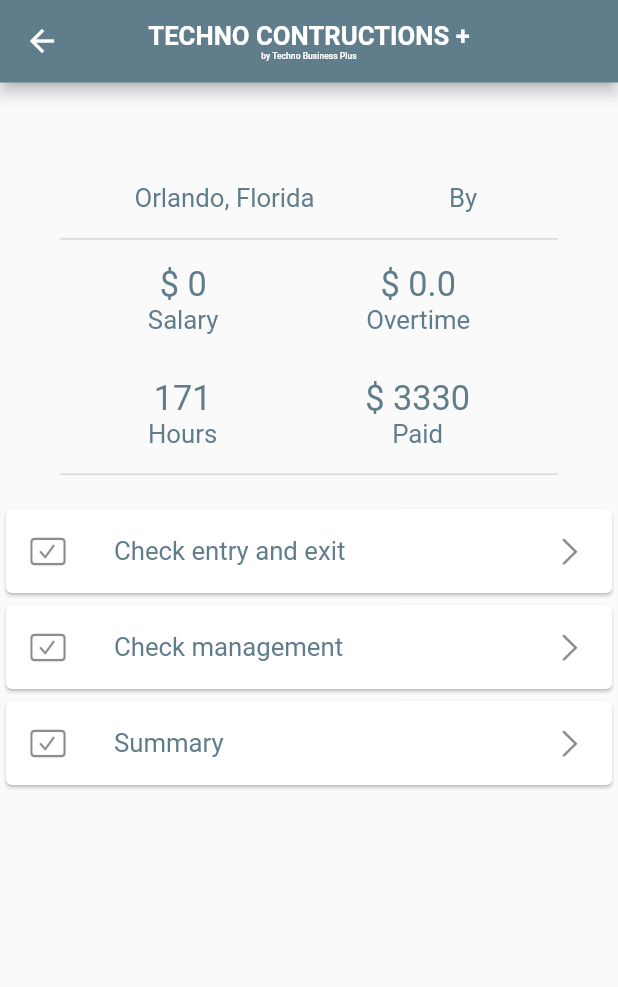
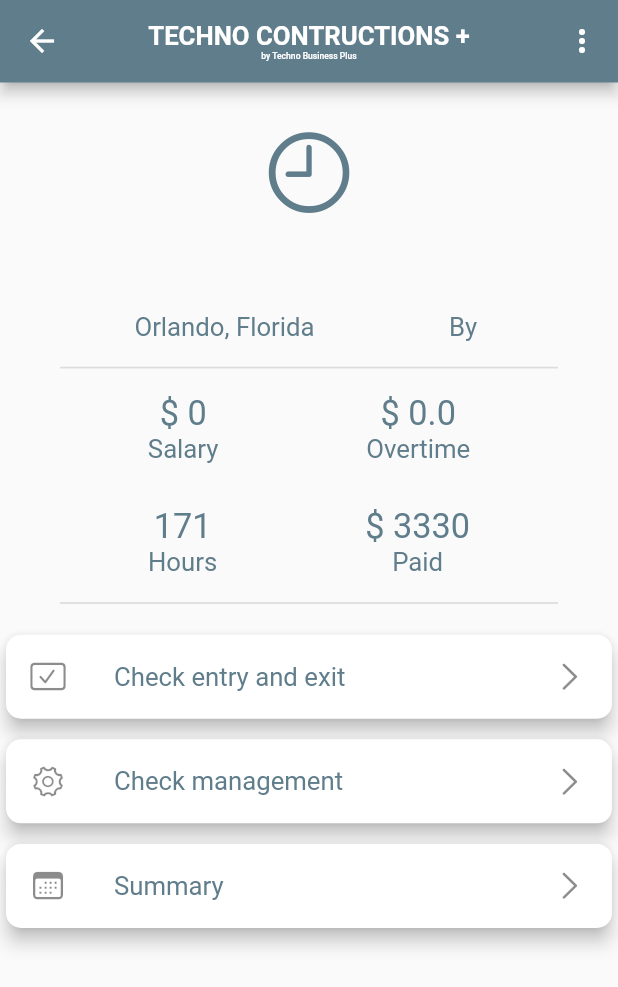
Before and after one commit to LucatonyRaudales/TCP-Workers, a Flutter app: the JobPage screen opened directly with empty values, on a phone screen of 412 x 824 dp. Shown: the top 987 px of the screen. Run offline on Flutter 3.47's test engine with Material 2 defaults, Android fonts, the phone set to English and light mode, and no system bars; our stand-ins replace animate_do, flutter_datetime_picker, flutter_screenutil, flutter_spinkit, get, get_storage and 2 more; missing offline and left inert: time_range_picker; accounts and stored records are empty.

Commit message:
arreglando las pantallas

```diff
--- a/lib/app/views/Home/home_page.dart
+++ b/lib/app/views/Home/home_page.dart
@@ -10,7 +10,6 @@ import 'package:tcp_workers/app/common/drawer.dart';
 import 'package:tcp_workers/app/common/home_card.dart';
 import 'package:flutter_screenutil/flutter_screenutil.dart';
 import 'package:tcp_workers/app/common/progressBar.dart';
-import 'package:tcp_workers/app/views/Job/Job_page.dart';
 import 'package:tcp_workers/app/views/Job/my_jobs/jobList_page.dart';
 import 'package:tcp_workers/app/views/splash_screen/splash_page.dart';
 
@@ -56,7 +55,7 @@ class _HomePageState extends State<HomePage> {
                         text: 'My jobs',
                         icon: CupertinoIcons.hammer_fill,
                         number: snapshot.data['myJobs'],
-                        function: ()=> Get.to(JobsListPage()),
+                        function: ()=> Get.to(JobsListPage(), arguments: 'active'),
                       ),
 
                       SizedBox(height: 20.sp),
@@ -65,7 +64,7 @@ class _HomePageState extends State<HomePage> {
                         text: 'History',
                         icon: CupertinoIcons.time,
                         number: snapshot.data['history'],
-                        function: ()=> Get.to(JobPage()),
+                        function: ()=> Get.to(JobsListPage(), arguments: 'finished'),
                       ),
 
                       SizedBox(height: 20.sp,),
--- a/lib/app/views/Job/Job_page.dart
+++ b/lib/app/views/Job/Job_page.dart
@@ -1,7 +1,10 @@
+import 'package:animate_do/animate_do.dart';
 import 'package:flutter/cupertino.dart';
 import 'package:flutter/material.dart';
 import 'package:get/get.dart';
 import 'package:get/get_state_manager/get_state_manager.dart';
+import 'package:rounded_loading_button/rounded_loading_button.dart';
+import 'package:tcp_workers/app/Style/Colors.dart';
 import 'package:tcp_workers/app/Style/text.dart';
 import 'package:tcp_workers/app/common/appbar.dart';
 import 'package:flutter_screenutil/flutter_screenutil.dart';
@@ -15,11 +18,37 @@ class JobPage extends StatelessWidget {
 
   @override
   Widget build(BuildContext context) {
+
     return GetBuilder<JobCtrl>(
       init: JobCtrl(),
       builder: (ctrl)=> Scaffold(
-        appBar: MyAppBar(),
-        body: SingleChildScrollView(
+        appBar: MyAppBar(actions: [
+          PopupMenuButton(
+                color: Colors.white,
+                elevation: 20,
+                shape: RoundedRectangleBorder(borderRadius: BorderRadius.circular(10)),
+                onSelected: (value) {
+                  print(value);
+                  value == 1 ?
+                  ctrl.showButton.value = true :
+                  ctrl.showButton.value = false;
+                },
+                itemBuilder:(context) => [
+                  PopupMenuItem(
+                    enabled: !ctrl.showButton.value,
+                    child: Text("Mark as finished", style: subTitleFont,),
+                    value: 1,
+                  ),
+                  PopupMenuItem(
+                    enabled: ctrl.showButton.value,
+                    child: Text("Cancel", style: subTitleFont,),
+                    value: 2,
+                  ),
+                ]
+            )
+      //new IconButton(icon: Icon(CupertinoIcons.checkmark_seal), onPressed: ()=>  ctrl.markAsFinished())
+    ]),
+        body:SingleChildScrollView(
           child: Padding(
             padding: EdgeInsets.symmetric(vertical: 25.ssp),
             child: new Column(children: [
@@ -27,16 +56,17 @@ class JobPage extends StatelessWidget {
               _buttonCards(ctrl: ctrl)
             ],),
           ),
-        )
-      ));
+        ))
+      );
   }
 
   Widget dataView({JobCtrl ctrl}){
     return new Container(
       width: Get.width,
-      height: 220.sp,
       child: Column(
         children: [
+          Icon(ctrl.jobData.type == 'day' ? CupertinoIcons.sun_dust : CupertinoIcons.clock , color: main_color, size: 55.sp),
+          SizedBox(height: 20.sp,),
           new Text(ctrl.jobData.name.toUpperCase(), style: titleFont),
           SizedBox(height: 10.sp,),
           new Row(
@@ -117,6 +147,8 @@ class JobPage extends StatelessWidget {
         InkWell(
           onTap: ()=> Get.to(CheckinPage(), transition: Transition.zoom, arguments: ctrl.jobData),
           child: Card(
+            shape: RoundedRectangleBorder(borderRadius: BorderRadius.circular(10)),
+            elevation: 5,
             child: ListTile(
               leading: new Icon(CupertinoIcons.checkmark_rectangle),
               title: new Text('Check entry and exit', style: subTitleFont,),
@@ -125,26 +157,50 @@ class JobPage extends StatelessWidget {
           )
         ),
 
+        SizedBox(height: 5.sp,),
+
         InkWell(
           onTap: ()=> Get.to(CheckManagementPage(), transition: Transition.zoom, arguments: ctrl.jobData),
           child: Card(
+            shape: RoundedRectangleBorder(borderRadius: BorderRadius.circular(10)),
+            elevation: 5,
             child: ListTile(
-              leading: new Icon(CupertinoIcons.checkmark_rectangle),
+              leading: new Icon(CupertinoIcons.gear_alt),
               title: new Text('Check management', style: subTitleFont,),
               trailing: new Icon(CupertinoIcons.chevron_right),
             ),
           )
         ),
 
+        SizedBox(height: 5.sp,),
+
         InkWell(
           onTap: ()=> Get.to(SummaryPage(), transition: Transition.zoom, arguments: ctrl.jobData),
           child: Card(
+            shape: RoundedRectangleBorder(borderRadius: BorderRadius.circular(10)),
+            elevation: 5,
             child: ListTile(
-              leading: new Icon(CupertinoIcons.checkmark_rectangle),
+              leading: new Icon(CupertinoIcons.calendar),
               title: new Text('Summary', style: subTitleFont,),
               trailing: new Icon(CupertinoIcons.chevron_right),
             ),
           ),
+        ),
+
+        SizedBox(height: 25.sp,),
+
+        Obx(() =>ctrl.showButton.value ?
+        FadeInUp(
+          child:RoundedLoadingButton(
+            color: Colors.red,
+            errorColor: Colors.red,
+            successColor: Colors.green,
+            child: Text('Yes!, I want to mark the job as finished.', style: TextStyle(color: Colors.white)),
+            controller: ctrl.btnController,
+            onPressed:()=> ctrl.markAsFinished(),
+          )
+        )
+        : SizedBox(height:5)
         )
       ],
     );
--- a/lib/app/views/Job/add_new_job/new_job_controller.dart
+++ b/lib/app/views/Job/add_new_job/new_job_controller.dart
@@ -39,7 +39,7 @@ class NewJobCtrl extends GetxController{
           case 200:
             btnController.success();
             MySnackBar.show(title: 'Success!', message: 'The job has been added successfully!!', backgroundColor: Colors.green, icon: CupertinoIcons.checkmark_alt_circle);
-            Timer(Duration(seconds: 3), ()=> Get.off(HomePage()));
+            Timer(Duration(seconds: 3), ()=> Get.offAll(HomePage()));
           break;
           case 500:
             btnController.error();
--- a/lib/app/views/Job/my_jobs/jobsList_controller.dart
+++ b/lib/app/views/Job/my_jobs/jobsList_controller.dart
@@ -1,4 +1,5 @@
 import 'dart:convert';
+import 'package:get/get.dart';
 import 'package:get/get_state_manager/get_state_manager.dart';
 import 'package:get_storage/get_storage.dart';
 import 'package:http/http.dart' as http;
@@ -7,6 +8,7 @@ import '../../signIn/user_model.dart';
 import 'jobs_model.dart';
 
 class JobsListCtrl extends GetxController{
+  String status = Get.arguments;
   JobList jobList;
   final box = GetStorage();
   @override
@@ -16,10 +18,11 @@ class JobsListCtrl extends GetxController{
   }
 
   Future<List<Job> > getJobsList()async{
+    print(status);
     try{
       var userDecode = json.decode(box.read('userData'));
       UserModel user = UserModel.fromJson(userDecode);
-      var response = await http.get(GlobalVariables.api + '/worker/getMyJobs/' + user.user.id);
+      var response = await http.get(GlobalVariables.api + '/worker/getMyJobs/' + user.user.id + '?status=$status');
       switch(response.statusCode){
         case 200:
         var decode = json.decode(response.body);
--- a/lib/app/views/signIn/Login_page.dart
+++ b/lib/app/views/signIn/Login_page.dart
@@ -75,6 +75,7 @@ class _SignInPageState extends State<SignInPage> {
                     icon: Icons.vpn_key_rounded,
                     controller: _password,
                     textInputType: TextInputType.emailAddress,
+                    validator: Validations.validatePassword,
                     obscureText: true,
                   ),
 
--- a/lib/app/views/signIn/login_controller.dart
+++ b/lib/app/views/signIn/login_controller.dart
@@ -16,7 +16,7 @@ class LoginCtrl extends GetxController{
 
   void loginWithEmail({String email, String password})async{
     try{
-      var response = await http.post(GlobalVariables.api + '/signIn/Email',
+      var response = await http.post(GlobalVariables.api + '/worker/login',
       body: {
         'email': email,
         'password': password,
@@ -26,7 +26,7 @@ class LoginCtrl extends GetxController{
         case 200:
           btnController.success();
           await box.write('userData', response.body);
-          Timer(Duration(seconds: 2), ()=> Get.off(HomePage()));
+          Timer(Duration(seconds: 2), ()=> Get.offAll(HomePage()));
         break;
         case 500:
           btnController.error();
```
Also changed, not shown: lib/app/views/Job/job_controller.dart (+45 -0 lines), lib/app/views/Job/my_jobs/jobList_page.dart (+16 -4 lines), lib/main.dart (+3 -4 lines), pubspec.yaml (+10 -1 lines), assets/images/worker.png (added), pubspec.lock, 23 other files.
